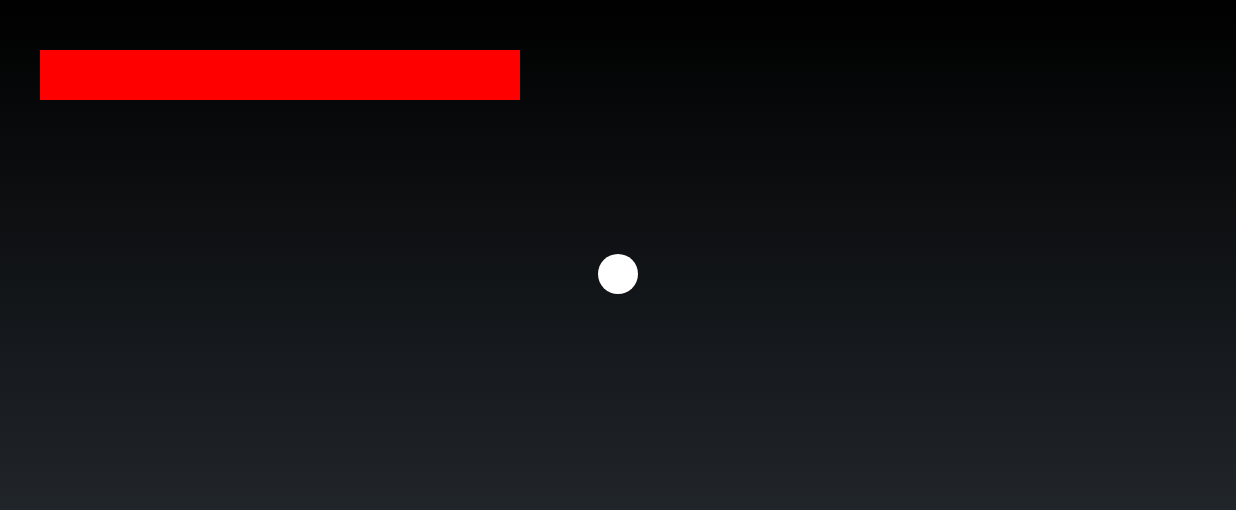
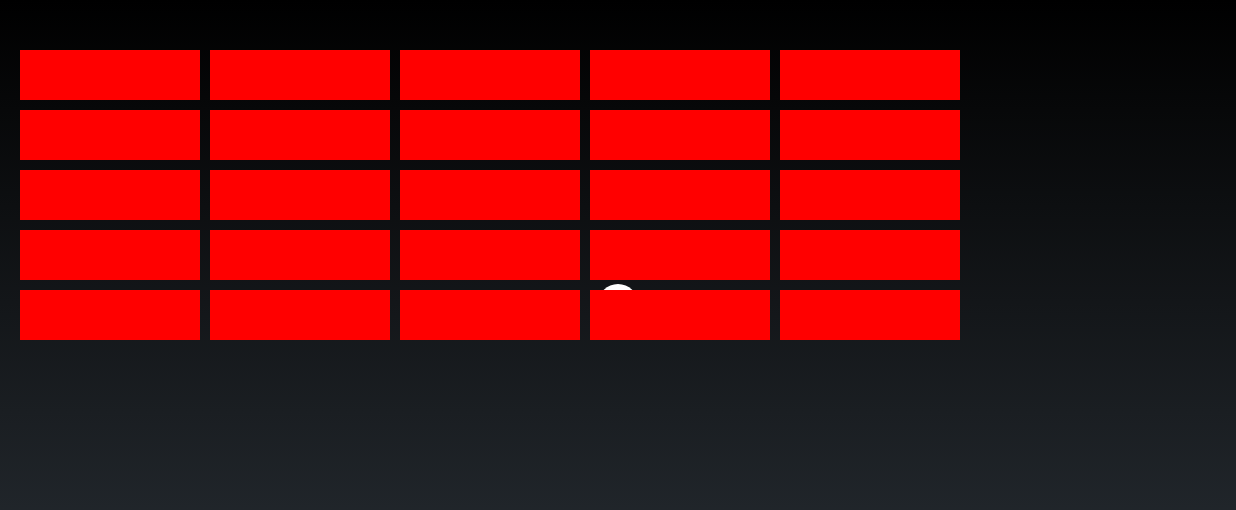
Before and after one commit to AlonSchwartz/Arkanoid, an Android app: the screen it shows after launch (MainActivity), on a phone screen of 824 x 412 dp (held sideways). Shown: the top 510 px of the screen. Run offline under Robolectric (Android 15) with nearby library versions, the light colour scheme and no system bars.

Commit message:
BrickCollection update, gameView changes is just tests

```diff
--- a/app/src/main/java/com/elchananalon/arkanoid/Ball.java
+++ b/app/src/main/java/com/elchananalon/arkanoid/Ball.java
@@ -131,6 +131,7 @@ public class Ball {
     {
         if (this.xPosition+radius >= brick.getxPosition() && this.xPosition+radius <= brick.getxPosition()+brick.getWidth()){
             if (this.yPosition+radius <= brick.getyPosition()+brick.getHeight() &&(this.yPosition+radius > brick.getyPosition())) {
+                dy = -dy; // NOT SURE IF THIS NEEDS TO BE HERE OR AT GAMEVIEW
                 return true; // HIT
             }
         }
--- a/app/src/main/java/com/elchananalon/arkanoid/BrickCollection.java
+++ b/app/src/main/java/com/elchananalon/arkanoid/BrickCollection.java
@@ -5,33 +5,52 @@ import android.graphics.Color;
 
 import java.util.ArrayList;
 
-// NOT READY YET
 public class BrickCollection {
-
-    Brick brick = new Brick(100,50,200,50, Color.RED);
 
     private static final int ROWS = 5, COLS= 5;
     private ArrayList<Brick> bricks;
 
-    //Constructor. We can also do a constructor that gets ROWS, COLS & Brick
-    public BrickCollection(float width, float height, float startingXPosition, float startingYPosition, int padding, int color) {
+    //Constructor. Will build a set of bricks at width X height size, with padding between them
+    public BrickCollection(float width, float height, float startingXPosition, float startingYPosition, float padding, int color) {
 
-      bricks = new ArrayList<>();
+        bricks = new ArrayList<>();
 
-      if (padding<=0){
-          padding =(int) width/10;
-      }
+        if (padding <= 0) {
+            padding = (int) width / 10;
+        }
+        float prevX = 0; //To store previous block X position
+        float shiftRight = 0;
 
-        for (int i=0; i<ROWS ; i++)
-      {
-          Brick brick = new Brick(width,height,startingXPosition+padding,startingYPosition, Color.RED);
-          bricks.add(brick);
-          padding+=padding;
+        for (int j = 0; j < COLS; j++) {
+            for (int i = 0; i < ROWS; i++) {
+                if (i == 0) {
+                    bricks.add(new Brick(width, height, startingXPosition, startingYPosition, color));
+                    shiftRight = padding + width; // We need to shift right from the first brick only
+                }
+                else{
+                    bricks.add(new Brick(width, height, prevX + shiftRight, startingYPosition, color));
+                }
+                prevX = bricks.get(i).getxPosition();
+            }
+            startingYPosition += padding + height;
+            shiftRight = 0;
+            prevX=0;
+        }
+    }
 
-      }
+    // to get the arrayList
+    public ArrayList<Brick> getBricks() {
+        return bricks;
     }
+    /**********************************************************/
+
     public void draw(Canvas canvas) {
        for (int i =0; i<bricks.size();i++)
            bricks.get(i).draw(canvas);
+
+    }
+
+    public void remove(int i){
+        bricks.remove(i);
     }
 }
--- a/app/src/main/java/com/elchananalon/arkanoid/GameView.java
+++ b/app/src/main/java/com/elchananalon/arkanoid/GameView.java
@@ -16,9 +16,10 @@ public class GameView extends View {
     private Paddle paddle = new Paddle(180 ,40);
     private Brick brick = new Brick(180,50,20,50, Color.RED);
     private Brick brick2 = new Brick(180,50,410,50, Color.RED);
-    private Brick brick3 = new Brick(180,50,20,110, Color.RED);
+    private Brick brick3 = new Brick(180,50,180+20+10,110, Color.RED);
+    private Brick brick4 = new Brick(180,50,210+180+10,110, Color.RED);
 
-    private BrickCollection bricks = new BrickCollection(180,50,20,50, 20, Color.RED);
+    private BrickCollection bricks = new BrickCollection(180,50,20,50, 10, Color.RED);
 
 
     public GameView(Context context,  AttributeSet attrs) {
@@ -39,19 +40,20 @@ public class GameView extends View {
         movingBall.draw(canvas);
         movingBall.move(canvasWidth, canvasHeight);
         paddle.draw(canvas);
-        //brick.draw(canvas);
-        //brick2.draw(canvas);
+       //brick.draw(canvas);
+      //  brick2.draw(canvas);
        // brick3.draw(canvas);
+       // brick4.draw(canvas);
         //paddle.move(1180,768,1);
-        bricks.draw(canvas);
+       bricks.draw(canvas);
+
         movingBall.collideWith(paddle);
-        if (movingBall.collideWith(brick2))
+        if (movingBall.collideWith(bricks.getBricks().get(23)))
             System.out.println("HIT!");
 
         invalidate();
+    }
 
-
-    }
     @Override
     protected void onSizeChanged(int w, int h, int oldw, int oldh)
     {
```
